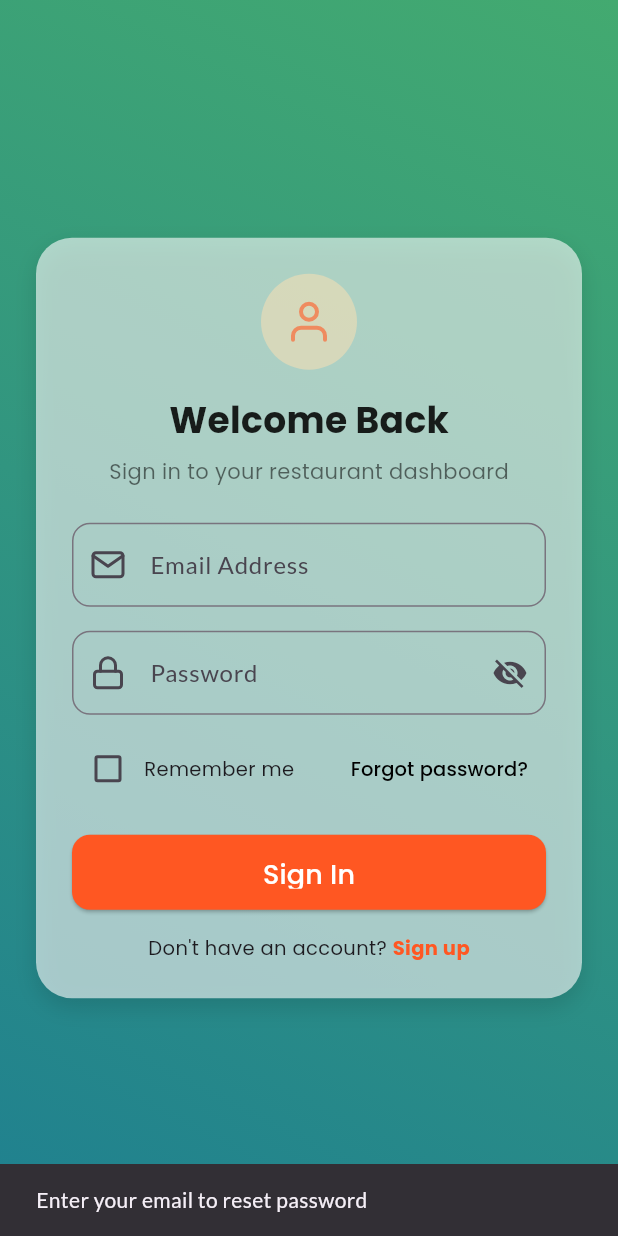
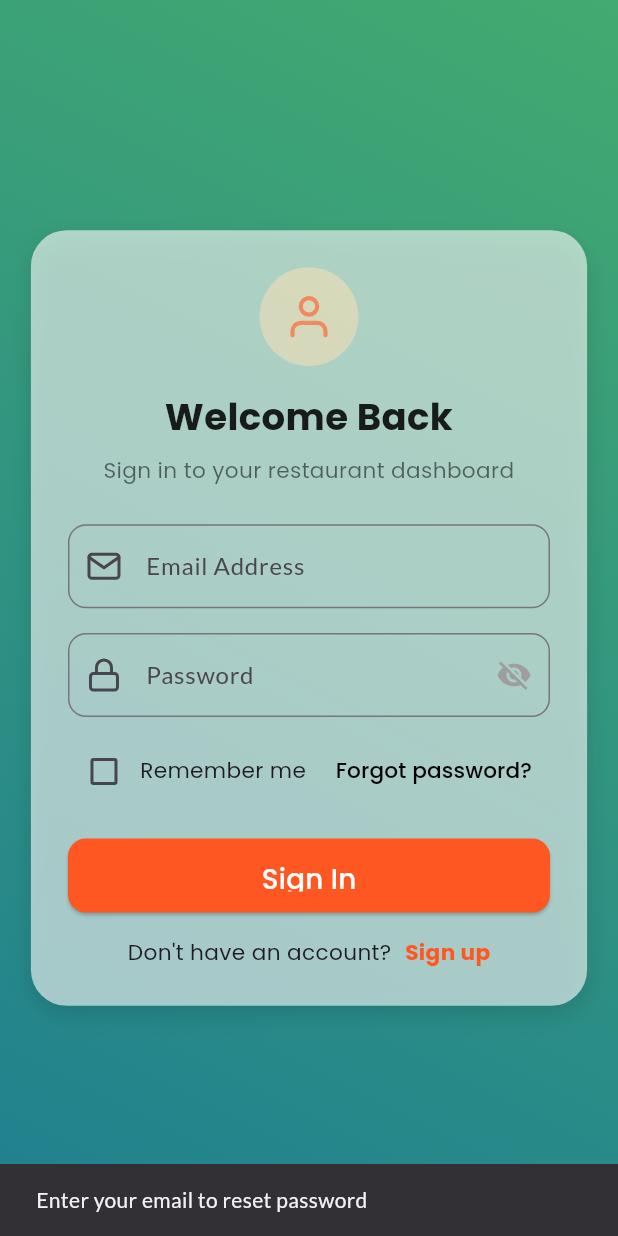
Before and after one commit to dip1vr/vendor, a Flutter app: the screen it shows after launch, after a tap on "Forgot password?", on a phone screen of 412 x 824 dp. Run offline on Flutter 3.47's test engine with Material 3 defaults, Android fonts, the light colour scheme and no system bars; our stand-ins replace cloud_firestore, device_preview, firebase_auth, firebase_core, flutter_feather_icons, flutter_riverpod and 3 more; accounts and stored records are empty.

Commit message:
everything fine and work smoothly until image begain

```diff
--- a/lib/auth/login.dart
+++ b/lib/auth/login.dart
@@ -4,10 +4,11 @@ import 'package:get/get.dart';
 import 'package:google_fonts/google_fonts.dart';
 import 'package:vendor_fixed/auth/signup.dart';
 import 'package:vendor_fixed/desh.dart';
-import 'package:firebase_auth/firebase_auth.dart'; // ✅ Firebase Auth
+import 'package:firebase_auth/firebase_auth.dart';
 
 class LoginPage extends StatefulWidget {
-  final _formKey = GlobalKey<FormState>();
+  const LoginPage({super.key});
+
   @override
   _LoginPageState createState() => _LoginPageState();
 }
@@ -22,7 +23,7 @@ class _LoginPageState extends State<LoginPage>
   final TextEditingController emailController = TextEditingController();
   final TextEditingController passwordController = TextEditingController();
   bool rememberMe = false;
-  bool _obscurePassword = true; // 👈 Added for password toggle
+  bool _obscureText = true; // Added for password visibility toggle
 
   final List<List<Color>> gradientColors = [
     [Colors.deepOrange, Colors.pink],
@@ -37,7 +38,7 @@ class _LoginPageState extends State<LoginPage>
   void initState() {
     super.initState();
     _controller =
-        AnimationController(vsync: this, duration: Duration(seconds: 5))
+        AnimationController(vsync: this, duration: const Duration(seconds: 5))
           ..addStatusListener((status) {
             if (status == AnimationStatus.completed) {
               setState(() {
@@ -79,7 +80,6 @@ class _LoginPageState extends State<LoginPage>
               password: passwordController.text.trim(),
             );
 
-        // ✅ Success Snackbar
         Get.snackbar(
           "Login Successful",
           "Welcome back, ${credential.user?.email ?? 'User'}!",
@@ -92,17 +92,12 @@ class _LoginPageState extends State<LoginPage>
           icon: const Icon(Icons.check_circle, color: Colors.white),
         );
 
-        // ✅ Navigate to dashboard
         Navigator.pushReplacement(
           context,
-          MaterialPageRoute(builder: (_) => Desh()),
+          MaterialPageRoute(builder: (_) => const Desh()),
         );
       } on FirebaseAuthException catch (e) {
-        print('FirebaseAuthException code: ${e.code}');
-        print('FirebaseAuthException message: ${e.message}');
-
         String message;
-
         switch (e.code) {
           case 'user-not-found':
             message = 'User not registered. Please sign up first.';
@@ -146,6 +141,9 @@ class _LoginPageState extends State<LoginPage>
 
   @override
   Widget build(BuildContext context) {
+    final screenWidth = MediaQuery.of(context).size.width;
+    final screenHeight = MediaQuery.of(context).size.height;
+
     return AnimatedBuilder(
       animation: _controller,
       builder: (_, __) {
@@ -165,13 +163,21 @@ class _LoginPageState extends State<LoginPage>
               key: _formKey,
               child: Center(
                 child: SingleChildScrollView(
-                  padding: const EdgeInsets.symmetric(horizontal: 24.0),
+                  padding: EdgeInsets.symmetric(
+                    horizontal: screenWidth * 0.05,
+                    vertical: screenHeight * 0.02,
+                  ),
+                  child: ConstrainedBox(
+                    constraints: BoxConstraints(
+                      maxWidth: screenWidth * 0.9,
+                      maxHeight: screenHeight * 0.9,
+                    ),
                     child: Container(
-                    padding: const EdgeInsets.all(24.0),
+                      padding: EdgeInsets.all(screenWidth * 0.06),
                       decoration: BoxDecoration(
                         color: Colors.white.withOpacity(0.6),
                         borderRadius: BorderRadius.circular(24),
-                      boxShadow: [
+                        boxShadow: const [
                           BoxShadow(
                             color: Colors.black12,
                             blurRadius: 12,
@@ -183,50 +189,51 @@ class _LoginPageState extends State<LoginPage>
                         mainAxisSize: MainAxisSize.min,
                         children: [
                           CircleAvatar(
-                          radius: 32,
-                          backgroundColor: Colors.orange.shade100.withOpacity(
-                            0.5,
-                          ),
+                            radius: screenWidth * 0.08,
+                            backgroundColor: Colors.orange.shade100.withOpacity(0.5),
                             child: Icon(
                               FeatherIcons.user,
                               color: Colors.deepOrange.withOpacity(0.6),
-                            size: 32,
+                              size: screenWidth * 0.08,
                             ),
                           ),
-                        const SizedBox(height: 16),
+                          SizedBox(height: screenHeight * 0.02),
 
                           Text(
                             "Welcome Back",
                             style: GoogleFonts.poppins(
-                            fontSize: 24,
+                              fontSize: screenWidth * 0.06,
                               fontWeight: FontWeight.bold,
                               color: Colors.black87,
                             ),
+                            textAlign: TextAlign.center,
                           ),
-                        const SizedBox(height: 8),
+                          SizedBox(height: screenHeight * 0.01),
                           Text(
                             "Sign in to your restaurant dashboard",
                             style: GoogleFonts.poppins(
-                            fontSize: 14,
+                              fontSize: screenWidth * 0.035,
                               color: Colors.black54,
                             ),
+                            textAlign: TextAlign.center,
+                            overflow: TextOverflow.ellipsis,
+                            maxLines: 2,
                           ),
-                        const SizedBox(height: 24),
+                          SizedBox(height: screenHeight * 0.03),
 
-                        // Email Field
                           TextFormField(
                             controller: emailController,
                             keyboardType: TextInputType.emailAddress,
                             decoration: InputDecoration(
                               focusedBorder: OutlineInputBorder(
-                              borderSide: BorderSide(
+                                borderSide: const BorderSide(
                                   color: Colors.deepOrange,
                                   width: 2,
                                 ),
                                 borderRadius: BorderRadius.circular(12),
                               ),
                               labelText: "Email Address",
-                            prefixIcon: Icon(FeatherIcons.mail),
+                              prefixIcon: const Icon(FeatherIcons.mail),
                               border: OutlineInputBorder(
                                 borderRadius: BorderRadius.circular(12),
                               ),
@@ -245,31 +252,29 @@ class _LoginPageState extends State<LoginPage>
                             },
                           ),
 
-                        const SizedBox(height: 16),
+                          SizedBox(height: screenHeight * 0.02),
 
-                        // Password Field with toggle
                           TextFormField(
                             controller: passwordController,
-                          obscureText: _obscurePassword,
+                            obscureText: _obscureText, // Use state variable
                             decoration: InputDecoration(
                               focusedBorder: OutlineInputBorder(
-                              borderSide: BorderSide(
+                                borderSide: const BorderSide(
                                   color: Colors.deepOrange,
                                   width: 2,
                                 ),
                                 borderRadius: BorderRadius.circular(12),
                               ),
                               labelText: "Password",
-                            prefixIcon: Icon(FeatherIcons.lock),
+                              prefixIcon: const Icon(FeatherIcons.lock),
                               suffixIcon: IconButton(
                                 icon: Icon(
-                                _obscurePassword
-                                    ? Icons.visibility_off
-                                    : Icons.visibility,
+                                  _obscureText ? Icons.visibility_off : Icons.visibility,
+                                  color: Colors.grey,
                                 ),
                                 onPressed: () {
                                   setState(() {
-                                  _obscurePassword = !_obscurePassword;
+                                    _obscureText = !_obscureText; // Toggle visibility
                                   });
                                 },
                               ),
@@ -288,12 +293,13 @@ class _LoginPageState extends State<LoginPage>
                             },
                           ),
 
-                        const SizedBox(height: 12),
+                          SizedBox(height: screenHeight * 0.015),
 
                           Row(
                             mainAxisAlignment: MainAxisAlignment.spaceBetween,
                             children: [
-                            Row(
+                              Flexible(
+                                child: Row(
                                   children: [
                                     Checkbox(
                                       checkColor: Colors.white,
@@ -303,19 +309,25 @@ class _LoginPageState extends State<LoginPage>
                                         setState(() => rememberMe = value!);
                                       },
                                     ),
-                                Text(
+                                    Flexible(
+                                      child: Text(
                                         "Remember me",
-                                  style: GoogleFonts.poppins(fontSize: 13),
+                                        style: GoogleFonts.poppins(fontSize: screenWidth * 0.035),
+                                        overflow: TextOverflow.ellipsis,
+                                      ),
                                     ),
                                   ],
                                 ),
-                            TextButton(
+                              ),
+                              Flexible(
+                                child: TextButton(
                                   onPressed: () async {
                                     if (emailController.text.trim().isEmpty) {
                                       ScaffoldMessenger.of(context).showSnackBar(
-                                    SnackBar(
+                                        const SnackBar(
                                           content: Text(
                                             "Enter your email to reset password",
+                                            overflow: TextOverflow.ellipsis,
                                           ),
                                         ),
                                       );
@@ -327,17 +339,19 @@ class _LoginPageState extends State<LoginPage>
                                             email: emailController.text.trim(),
                                           );
                                       ScaffoldMessenger.of(context).showSnackBar(
-                                    SnackBar(
+                                        const SnackBar(
                                           content: Text(
                                             "Password reset link sent to your email",
+                                            overflow: TextOverflow.ellipsis,
                                           ),
                                         ),
                                       );
                                     } catch (e) {
                                       ScaffoldMessenger.of(context).showSnackBar(
-                                    SnackBar(
+                                        const SnackBar(
                                           content: Text(
                                             "Error sending reset email",
+                                            overflow: TextOverflow.ellipsis,
                                           ),
                                         ),
                                       );
@@ -346,62 +360,67 @@ class _LoginPageState extends State<LoginPage>
                                   child: Text(
                                     "Forgot password?",
                                     style: GoogleFonts.poppins(
-                                  fontSize: 13,
+                                      fontSize: screenWidth * 0.035,
                                       color: Colors.black,
+                                    ),
+                                    overflow: TextOverflow.ellipsis,
                                   ),
                                 ),
                               ),
                             ],
                           ),
-                        const SizedBox(height: 20),
+                          SizedBox(height: screenHeight * 0.025),
 
                           SizedBox(
                             width: double.infinity,
-                          height: 50,
+                            height: screenHeight * 0.06,
                             child: ElevatedButton(
                               onPressed: _loginUser,
                               style: ElevatedButton.styleFrom(
                                 shape: RoundedRectangleBorder(
                                   borderRadius: BorderRadius.circular(12),
                                 ),
-                              padding: EdgeInsets.symmetric(vertical: 14),
+                                padding: EdgeInsets.symmetric(vertical: screenHeight * 0.017),
                                 backgroundColor: Colors.deepOrange,
                               ),
                               child: Text(
                                 "Sign In",
                                 style: GoogleFonts.poppins(
-                                fontSize: 18,
+                                  fontSize: screenWidth * 0.045,
                                   color: Colors.white,
                                 ),
                               ),
                             ),
                           ),
 
-                        const SizedBox(height: 16),
+                          SizedBox(height: screenHeight * 0.02),
 
                           Row(
                             mainAxisAlignment: MainAxisAlignment.center,
                             children: [
                               Text(
                                 "Don't have an account? ",
-                              style: GoogleFonts.poppins(fontSize: 13),
+                                style: GoogleFonts.poppins(fontSize: screenWidth * 0.035),
+                                overflow: TextOverflow.ellipsis,
                               ),
+                              SizedBox(width: 5),
                               GestureDetector(
                                 onTap: () {
                                   Navigator.push(
                                     context,
                                     MaterialPageRoute(
-                                    builder: (context) => Signup(),
+                                      builder: (context) =>  Signup(),
                                     ),
                                   );
                                 },
                                 child: Text(
                                   "Sign up",
                                   style: GoogleFonts.poppins(
-                                  fontSize: 13,
+                                    fontSize: screenWidth * 0.035,
                                     color: Colors.deepOrange,
                                     fontWeight: FontWeight.bold,
                                   ),
+                                  overflow: TextOverflow.ellipsis,
                                 ),
                               ),
                             ],
@@ -413,6 +432,7 @@ class _LoginPageState extends State<LoginPage>
                 ),
               ),
             ),
+          ),
         );
       },
     );
--- a/lib/menu.dart
+++ b/lib/menu.dart
@@ -457,6 +457,7 @@ class _MenuState extends State<Menu> {
                                                                 .pop();
 
                                                             ScaffoldMessenger.of(
+                                                                    // ignore: use_build_context_synchronously
                                                                     context)
                                                                 .showSnackBar(
                                                               const SnackBar(
@@ -466,6 +467,7 @@ class _MenuState extends State<Menu> {
                                                             );
                                                           } catch (e) {
                                                             ScaffoldMessenger.of(
+                                                                    // ignore: use_build_context_synchronously
                                                                     context)
                                                                 .showSnackBar(
                                                               SnackBar(
```
Lines whose indentation alone changed are shown as unchanged.
